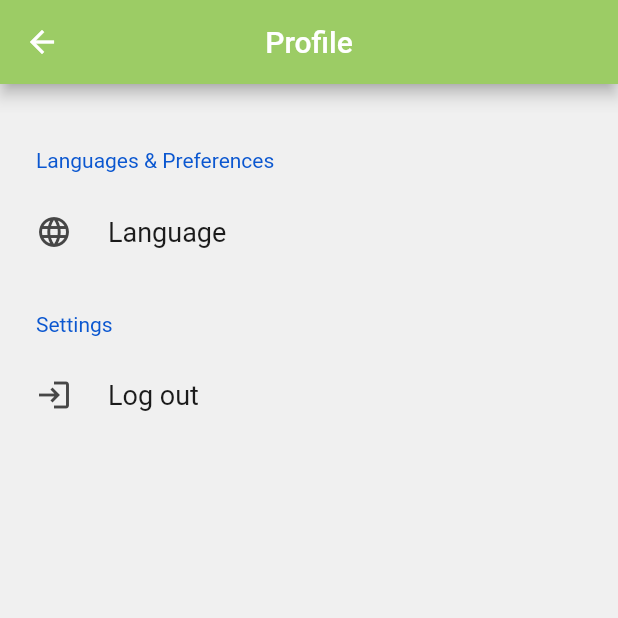
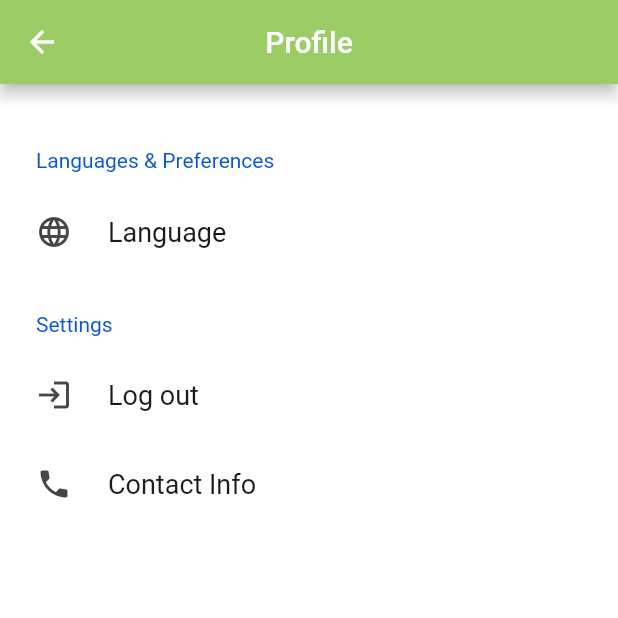
Before and after one commit to adalia08/cnmngApp, a Flutter app: the ProfileScreen screen opened directly, on a phone screen of 412 x 824 dp, the top half of it. Run offline on Flutter 3.47's test engine with Material 2 defaults, Android fonts, the phone set to English and light mode, and no system bars; drawn by our look-alikes of settings_ui; our stand-ins replace firebase_core, font_awesome_flutter, google_fonts; missing offline and left inert: lit_firebase_auth; accounts and stored records are empty.

Commit message:
Final Changes before Public Post

```diff
--- a/lib/screens/auth/widgets/profile.dart
+++ b/lib/screens/auth/widgets/profile.dart
@@ -10,10 +10,18 @@ class ProfileScreen extends StatelessWidget {
         centerTitle: true,
         backgroundColor: Colors.lightGreen[400],
       ),
-      body: Column(
-        children: [
-          Expanded(child: ProfileBody())
+      body: Container (
+        color: Colors.white,
+        child : Column(
+        children: <Widget>  [
+          Expanded(child: ProfileBody()),
+          //Text( "Contact Info \n website: cnmng.ca \n 287 BRIDGELAND AVE \n TORONTO, ONTARIO \n M6A 1Z6 \n 647-547-8211 \n info@cnmng.ca \n     ",
+            //textAlign: TextAlign.center,
+            //style: TextStyle(backgroundColor: Colors.white),
+
+          //)
         ],
+      ),
       ),
     );
   }
--- a/lib/screens/auth/widgets/profile_body.dart
+++ b/lib/screens/auth/widgets/profile_body.dart
@@ -1,3 +1,4 @@
+import 'package:cnmngroup/screens/auth/widgets/contactinfo.dart';
 import 'package:cnmngroup/screens/auth/widgets/languages.dart';
 import 'package:flutter/material.dart';
 import 'package:settings_ui/settings_ui.dart';
@@ -17,15 +18,13 @@ class _SettingsScreenState extends State<ProfileBody> {
   @override
   Widget build(BuildContext context) {
     return Scaffold(
-      backgroundColor: Colors.grey[200],
-          body: Padding(
+      backgroundColor: Colors.white,
+          body: Container(
+          child: Padding(
             // I set the padding here to only the top, you can increase the double (16.0) to suit exactly what you're looking to achieve visually
               padding: EdgeInsets.only(top: 19.0),
-
-
-
-    //SizedBox(height: 0.1),
               child:   SettingsList(
+                backgroundColor: Colors.white,
             sections: [
               SettingsSection(
                 title: 'Languages & Preferences',
@@ -51,13 +50,22 @@ class _SettingsScreenState extends State<ProfileBody> {
                         context.signOut();
                         Navigator.of(context).push(AuthScreen.route);
                       },
-                  )
+                  ),
+                  SettingsTile(
+                  title: 'Contact Info',
+                  leading: Icon(Icons.phone),
+                    onTap: () {
+                      Navigator.of(context).push(MaterialPageRoute(
+                          builder: (BuildContext context) => ContactInfo()));
+                    },
+                )
                 ]
               )
             ]
           )
 
           )
+          )
       );
   }
 }
```
Also changed, not shown: lib/screens/auth/widgets/contactinfo.dart (added, +23 -0 lines).
